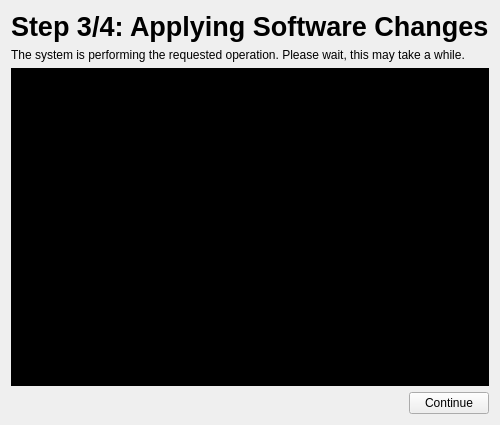
Before: the Qt Designer form ui/applyingchangespage.ui in Kicksecure/browser-choice, drawn with Qt 5.
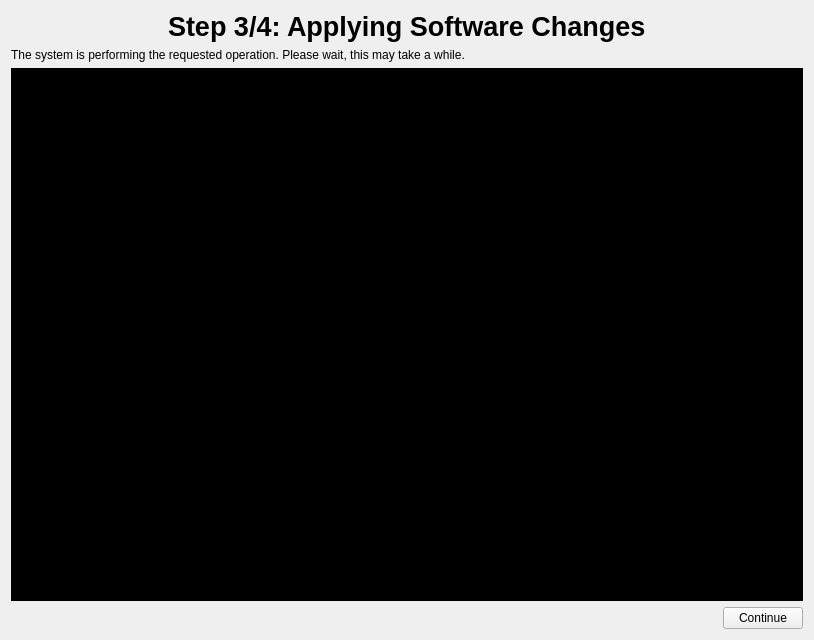
After: the same form once the commit is applied. Icons and pictures are not drawn.

```diff
--- a/ui/applyingchangespage.ui
+++ b/ui/applyingchangespage.ui
@@ -6,8 +6,8 @@
    <rect>
     <x>0</x>
     <y>0</y>
-    <width>493</width>
-    <height>425</height>
+    <width>814</width>
+    <height>640</height>
    </rect>
   </property>
   <property name="windowTitle">
@@ -68,6 +68,9 @@
 color: rgb(255, 255, 255);
 font: 9pt &quot;Monospace&quot;;</string>
      </property>
+     <property name="readOnly">
+      <bool>true</bool>
+     </property>
      <property name="plainText">
       <string/>
      </property>
```
